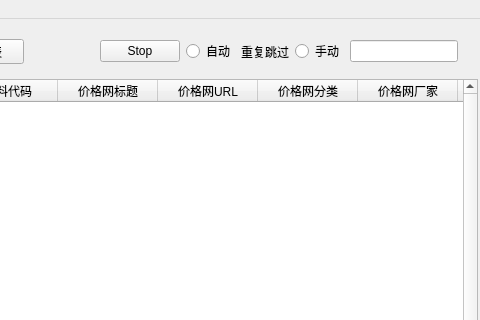
First picture: the form in 在库上架添写/kakaku_tab.ui, repository tiangtian0392/tiangtian, before the edit; both pictures show x 853 to 1333 and y 0 to 320 of the 1333 by 708 pixel window.
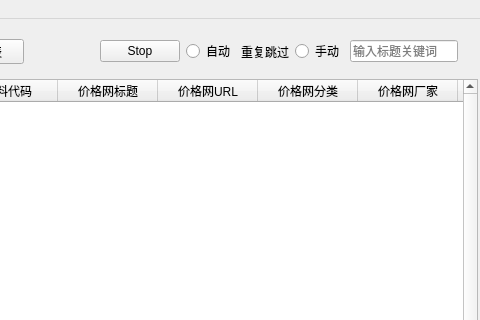
Second picture: the form after the edit.

Patch:
```diff
--- a/在库上架添写/kakaku_tab.ui
+++ b/在库上架添写/kakaku_tab.ui
@@ -257,7 +257,20 @@
       </widget>
      </item>
      <item>
-      <widget class="QLineEdit" name="title_lineEdit"/>
+      <widget class="QLineEdit" name="title_lineEdit">
+       <property name="whatsThis">
+        <string/>
+       </property>
+       <property name="inputMask">
+        <string/>
+       </property>
+       <property name="text">
+        <string/>
+       </property>
+       <property name="placeholderText">
+        <string>输入标题关键词</string>
+       </property>
+      </widget>
      </item>
     </layout>
    </widget>
```
